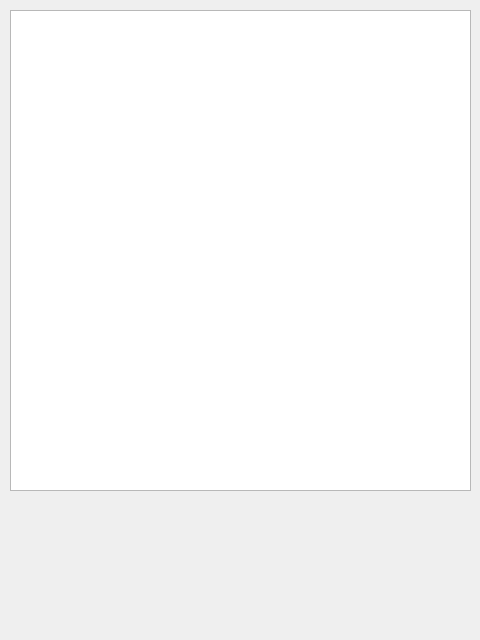
This is listadecompras.ui in duccl/Projeto-Controle-de-Estoque-CC4652 as Qt 5 draws it before an edit. The edited form follows.
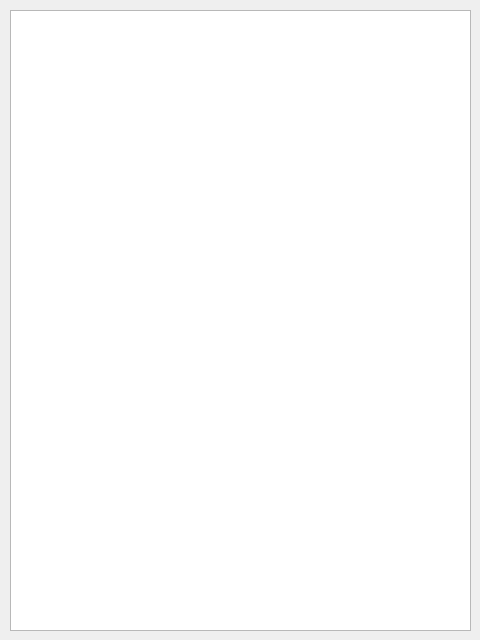
This is the edited form.

The edit to the form file:
```diff
--- a/listadecompras.ui
+++ b/listadecompras.ui
@@ -19,7 +19,7 @@
      <x>10</x>
      <y>10</y>
      <width>461</width>
-     <height>481</height>
+     <height>621</height>
     </rect>
    </property>
   </widget>
```
